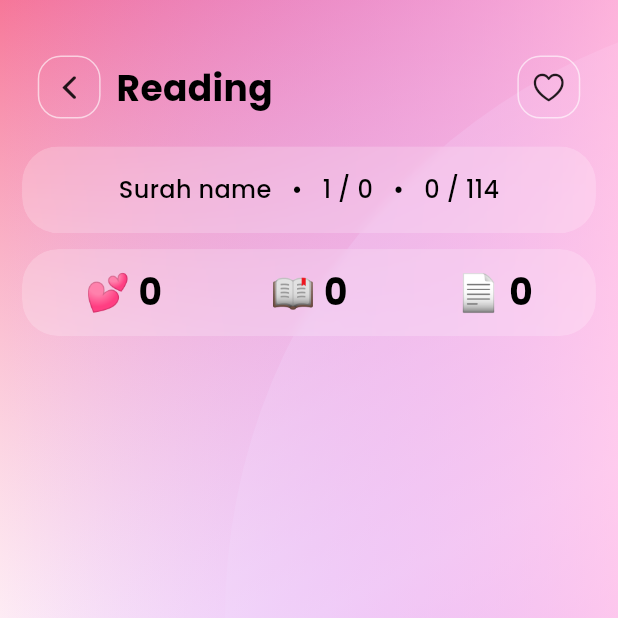
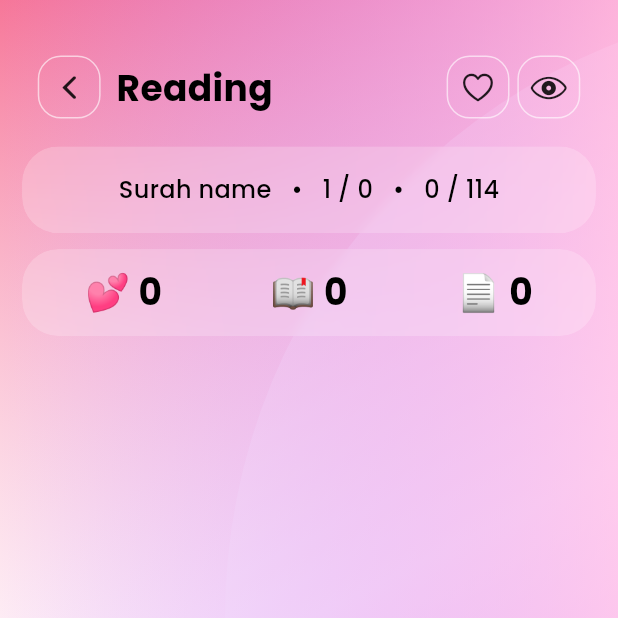
Before and after one commit to yaa9oub/deeds, a Flutter app: the ReadPage screen opened by its route, on a phone screen of 412 x 824 dp, the top half of it. Run offline on Flutter 3.47's test engine with Material 3 defaults, Android fonts, the phone set to English and light mode, and no system bars; drawn by our look-alikes of blur; our stand-ins replace dio, flutter_local_notifications, flutter_screenutil, flutter_timezone, get, google_fonts and 2 more; accounts and stored records are empty; network calls fail; project files that could hold a hidden picture were left out.

Commit message:
some fixes

```diff
--- a/lib/presentation/home/home_controller.dart
+++ b/lib/presentation/home/home_controller.dart
@@ -4,7 +4,6 @@ import 'dart:convert';
 import 'package:deeds/core/constants/assets.dart';
 import 'package:deeds/core/utils/shared_prefs.dart';
 import 'package:dio/dio.dart';
-import 'package:flutter/material.dart';
 import 'package:get/get.dart';
 import 'package:timezone/timezone.dart';
 
--- a/lib/presentation/home/home_page.dart
+++ b/lib/presentation/home/home_page.dart
@@ -426,7 +426,7 @@ class HomePage extends GetView<HomeController> {
 
                                         return SizedBox(
                                           width: double.infinity,
-                                          height: 45.h,
+                                          height: 50.h,
                                           child: Row(
                                             mainAxisAlignment:
                                                 MainAxisAlignment.spaceBetween,
--- a/lib/presentation/read/read_controller.dart
+++ b/lib/presentation/read/read_controller.dart
@@ -27,6 +27,7 @@ class ReadController extends GetxController {
   int currentVersePage = 0;
 
   Rx<bool> isFavorite = false.obs;
+  Rx<bool> isReadOnly = true.obs;
 
   PageController pageController = PageController();
 
--- a/lib/presentation/read/read_page.dart
+++ b/lib/presentation/read/read_page.dart
@@ -66,6 +66,8 @@ class ReadPage extends GetView<ReadController> {
                           ),
                         ],
                       ),
+                      Row(
+                        children: [
                           IconButtonWidget(
                             onTap: () {
                               controller.favoriteVerses =
@@ -78,14 +80,15 @@ class ReadPage extends GetView<ReadController> {
                                         ? Center(
                                             child: Text(
                                               "Add some favorite \nverses to earn deeds!",
-                                          style: AppTextStyles.smallBoldText,
+                                              style:
+                                                  AppTextStyles.smallBoldText,
                                               textAlign: TextAlign.center,
                                             ),
                                           )
                                         : ListView.separated(
                                             shrinkWrap: true,
-                                        itemCount:
-                                            controller.favoriteVerses.length,
+                                            itemCount: controller
+                                                .favoriteVerses.length,
                                             separatorBuilder: (context, index) {
                                               return SizedBox(
                                                 height: 30.h,
@@ -99,8 +102,8 @@ class ReadPage extends GetView<ReadController> {
                                               );
                                             },
                                             itemBuilder: (context, index) {
-                                          var verse =
-                                              controller.favoriteVerses[index];
+                                              var verse = controller
+                                                  .favoriteVerses[index];
                                               return SizedBox(
                                                 width: double.infinity,
                                                 height: 60.h,
@@ -115,7 +118,8 @@ class ReadPage extends GetView<ReadController> {
                                                         verse.text,
                                                         style: AppTextStyles
                                                             .mediumBoldText,
-                                                    textAlign: TextAlign.start,
+                                                        textAlign:
+                                                            TextAlign.start,
                                                         textDirection:
                                                             TextDirection.rtl,
                                                       ),
@@ -143,9 +147,32 @@ class ReadPage extends GetView<ReadController> {
                               CupertinoIcons.heart,
                             ),
                           ),
+                          SizedBox(
+                            width: 5.w,
+                          ),
+                          IconButtonWidget(
+                            onTap: () {
+                              controller.isReadOnly.value =
+                                  !controller.isReadOnly.value;
+                            },
+                            icon: Obx(
+                              () => Icon(
+                                controller.isReadOnly.value
+                                    ? CupertinoIcons.eye
+                                    : CupertinoIcons.eye_slash,
+                              ),
+                            ),
+                          ),
+                        ],
+                      ),
                     ],
                   ),
                 ),
+                Obx(
+                  () => Visibility(
+                    visible: controller.isReadOnly.value,
+                    child: Column(
+                      children: [
                         SizedBox(
                           height: 10.w,
                         ),
@@ -169,16 +196,24 @@ class ReadPage extends GetView<ReadController> {
                             ),
                           ),
                         ),
-                SizedBox(
-                  height: 10.w,
+                      ],
+                    ),
+                  ),
                 ),
                 Padding(
                   padding: EdgeInsets.symmetric(horizontal: 14.w),
                   child: Row(
                     children: [
                       Obx(
-                        () => Expanded(
-                          child: CardWidget(
+                        () => Visibility(
+                          visible: controller.isReadOnly.value,
+                          child: Expanded(
+                            child: Column(
+                              children: [
+                                SizedBox(
+                                  height: 10.w,
+                                ),
+                                CardWidget(
                                   width: MediaQuery.of(context).size.width,
                                   height: 60.h,
                                   padding: EdgeInsets.symmetric(
@@ -192,7 +227,8 @@ class ReadPage extends GetView<ReadController> {
                                           child: Center(
                                             child: Text(
                                               "💕 ${controller.deeds.value}",
-                                        style: AppTextStyles.mediumBoldText,
+                                              style:
+                                                  AppTextStyles.mediumBoldText,
                                             ),
                                           ),
                                         ),
@@ -200,7 +236,8 @@ class ReadPage extends GetView<ReadController> {
                                           child: Center(
                                             child: Text(
                                               "📖 ${controller.surahs.value}",
-                                        style: AppTextStyles.mediumBoldText,
+                                              style:
+                                                  AppTextStyles.mediumBoldText,
                                             ),
                                           ),
                                         ),
@@ -208,12 +245,16 @@ class ReadPage extends GetView<ReadController> {
                                           child: Center(
                                             child: Text(
                                               "📄 ${controller.page.value}",
-                                        style: AppTextStyles.mediumBoldText,
+                                              style:
+                                                  AppTextStyles.mediumBoldText,
                                             ),
                                           ),
                                         ),
                                       ],
                                     ),
+                                  ),
+                                ),
+                              ],
                             ),
                           ),
                         ),
--- a/pubspec.yaml
+++ b/pubspec.yaml
@@ -18,7 +18,7 @@ dependencies:
   blur: ^4.0.0
   flutter_local_notifications: ^18.0.1
   timezone: ^0.10.0
-  flutter_timezone: ^1.0.4
+  flutter_timezone: ^4.1.0
   intl: ^0.18.0
 
 dev_dependencies:
@@ -30,7 +30,6 @@ flutter:
   uses-material-design: true
 
   assets:
-    - assets/jpg/
     - assets/png/
     - assets/svg/
 
```
Also changed, not shown: pubspec.lock, 129 other files. Lines whose indentation alone changed are shown as unchanged.
